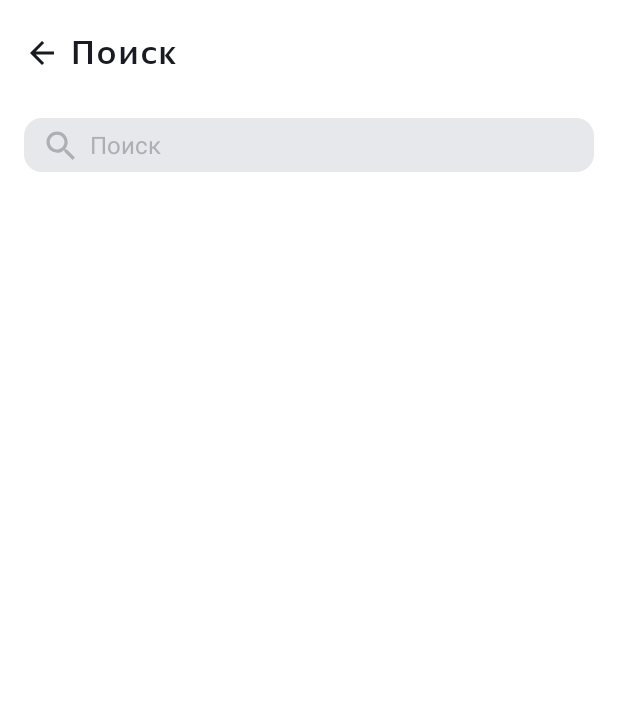
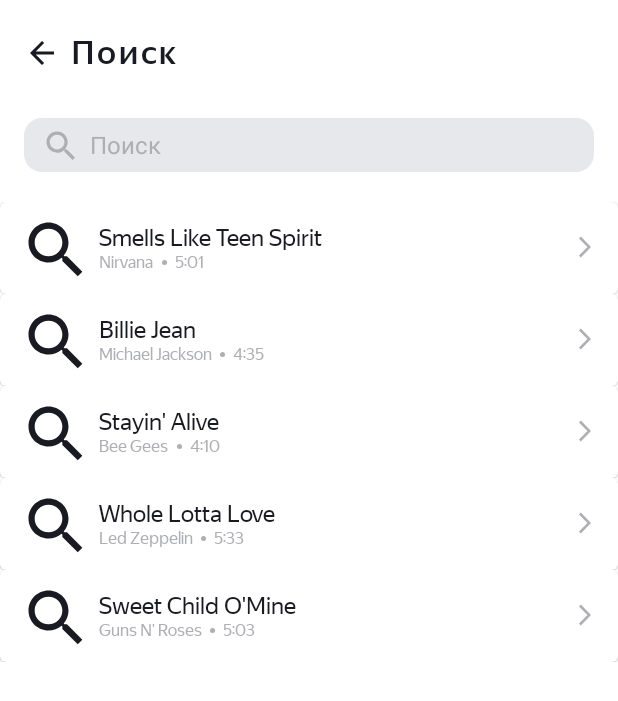
Before and after one commit to dariaban/Playlist_Maker3, an Android app: the SearchActivity screen opened directly, with no data from a screen before it, on a phone screen of 412 x 824 dp. Shown: the top 701 px of the screen. Run offline under Robolectric (Android 15) with nearby library versions, the phone set to English and light mode, and no system bars; pictures from the network do not load.

Commit message:
Привет!

```diff
--- a/app/build.gradle.kts
+++ b/app/build.gradle.kts
@@ -41,8 +41,11 @@ dependencies {
     implementation("androidx.appcompat:appcompat:1.6.1")
     implementation("com.google.android.material:material:1.11.0")
     implementation("androidx.constraintlayout:constraintlayout:2.1.4")
-    implementation("androidx.compose.material:material:1.7.0-alpha01")
+    implementation("androidx.compose.material:material:1.7.0-alpha02")
     testImplementation("junit:junit:4.13.2")
     androidTestImplementation("androidx.test.ext:junit:1.1.5")
     androidTestImplementation("androidx.test.espresso:espresso-core:3.5.1")
+    implementation ("com.google.android.material:material:1.11.0")
+    implementation ("com.github.bumptech.glide:glide:4.16.0")
+    annotationProcessor ("com.github.bumptech.glide:compiler:4.16.0")
 }
--- a/app/src/main/AndroidManifest.xml
+++ b/app/src/main/AndroidManifest.xml
@@ -1,6 +1,9 @@
 <?xml version="1.0" encoding="utf-8"?>
 <manifest xmlns:android="http://schemas.android.com/apk/res/android"
     xmlns:tools="http://schemas.android.com/tools">
+
+    <uses-permission android:name="android.permission.INTERNET" />
+    <uses-permission android:name="android.permission.ACCESS_NETWORK_STATE" />
 
     <application
         android:allowBackup="true"
@@ -23,8 +26,7 @@
             android:exported="false" />
         <activity
             android:name=".MainActivity"
-            android:exported="true"
-           >
+            android:exported="true">
             <intent-filter>
                 <action android:name="android.intent.action.MAIN" />
 
--- a/app/src/main/java/com/example/playlist_maker3/MediaActivity.kt
+++ b/app/src/main/java/com/example/playlist_maker3/MediaActivity.kt
@@ -2,6 +2,8 @@ package com.example.playlist_maker3
 
 import androidx.appcompat.app.AppCompatActivity
 import android.os.Bundle
+import android.widget.ImageView
+import com.bumptech.glide.Glide
 
 class MediaActivity : AppCompatActivity() {
     override fun onCreate(savedInstanceState: Bundle?) {
--- a/app/src/main/java/com/example/playlist_maker3/SearchActivity.kt
+++ b/app/src/main/java/com/example/playlist_maker3/SearchActivity.kt
@@ -5,20 +5,23 @@ import androidx.appcompat.app.AppCompatActivity
 import android.os.Bundle
 import android.text.Editable
 import android.text.TextWatcher
-import android.view.View
 import android.view.inputmethod.InputMethodManager
 import android.widget.EditText
 import android.widget.ImageView
 import androidx.core.view.isVisible
+import androidx.recyclerview.widget.LinearLayoutManager
+import androidx.recyclerview.widget.RecyclerView
+import com.bumptech.glide.Glide
 import com.google.android.material.button.MaterialButton
 
 class SearchActivity : AppCompatActivity() {
+    private lateinit var inputEditText: EditText
     override fun onCreate(savedInstanceState: Bundle?) {
         super.onCreate(savedInstanceState)
         setContentView(R.layout.activity_search)
         val inputEditText: EditText = findViewById(R.id.search_bar)
         if (savedInstanceState != null) {
-            inputEditText.setText(savedInstanceState.getString("EDIT_TEXT_KEY"))
+            inputEditText.setText(savedInstanceState.getString(EDIT_TEXT_KEY))
         }
         val backButton = findViewById<MaterialButton>(R.id.backButton)
         backButton.setOnClickListener {
@@ -45,17 +48,25 @@ class SearchActivity : AppCompatActivity() {
             }
         }
         inputEditText.addTextChangedListener(simpleTextWatcher)
+        val adapter = TrackAdapter()
+        val recyclerView = findViewById<RecyclerView>(R.id.recyclerView)
+        recyclerView.layoutManager = LinearLayoutManager(this)
+        recyclerView.adapter = adapter
 
     }
 
+
     override fun onSaveInstanceState(outState: Bundle) {
-        val editText = findViewById<EditText>(R.id.search_bar)
-        outState.putString("EDIT_TEXT_KEY", editText.text.toString())
+        outState.putString(EDIT_TEXT_KEY, inputEditText.text.toString())
         super.onSaveInstanceState(outState)
     }
 
     override fun onRestoreInstanceState(savedInstanceState: Bundle) {
         super.onRestoreInstanceState(savedInstanceState)
-        savedInstanceState.getString("EDIT_TEXT_KEY").toString()
+        savedInstanceState.getString(EDIT_TEXT_KEY).toString()
+    }
+
+    companion object {
+        const val EDIT_TEXT_KEY = "EDIT_TEXT_KEY"
     }
 }
--- /dev/null
+++ b/app/src/main/java/com/example/playlist_maker3/Track.kt
@@ -0,0 +1,8 @@
+package com.example.playlist_maker3
+
+data class Track (
+    val trackName: String,
+    val artistName: String,
+    val trackTime: String,
+    val artworkUrl100:String
+)
--- /dev/null
+++ b/app/src/main/java/com/example/playlist_maker3/TrackAdapter.kt
@@ -0,0 +1,80 @@
+package com.example.playlist_maker3
+
+import android.view.LayoutInflater
+import android.view.RoundedCorner
+import android.view.View
+import android.view.ViewGroup
+import android.widget.ImageView
+import android.widget.TextView
+import androidx.core.net.toUri
+import androidx.recyclerview.widget.RecyclerView
+import com.bumptech.glide.Glide
+import com.bumptech.glide.load.resource.bitmap.RoundedCorners
+
+class TrackAdapter() : RecyclerView.Adapter<TrackAdapter.TrackViewHolder>() {
+    private val trackList = (listOf<Track>(
+        Track(
+            "Smells Like Teen Spirit",
+            "Nirvana",
+            "5:01",
+            "https://is5-ssl.mzstatic.com/image/thumb/Music115/v4/7b/58/c2/7b58c21a-2b51-2bb2-e59a-9bb9b96ad8c3/00602567924166.rgb.jpg/100x100bb.jpg"
+        ), Track(
+            "Billie Jean",
+            "Michael Jackson",
+            "4:35",
+            "https://is5-ssl.mzstatic.com/image/thumb/Music125/v4/3d/9d/38/3d9d3811-71f0-3a0e-1ada-3004e56ff852/827969428726.jpg/100x100bb.jpg"
+        ), Track(
+            "Stayin' Alive",
+            "Bee Gees",
+            "4:10",
+            "https://is4-ssl.mzstatic.com/image/thumb/Music115/v4/1f/80/1f/1f801fc1-8c0f-ea3e-d3e5-387c6619619e/16UMGIM86640.rgb.jpg/100x100bb.jpg"
+        ), Track(
+            "Whole Lotta Love",
+            "Led Zeppelin",
+            "5:33",
+            "https://is2-ssl.mzstatic.com/image/thumb/Music62/v4/7e/17/e3/7e17e33f-2efa-2a36-e916-7f808576cf6b/mzm.fyigqcbs.jpg/100x100bb.jpg"
+        ), Track(
+            "Sweet Child O'Mine",
+            "Guns N' Roses",
+            "5:03",
+            "https://is5-ssl.mzstatic.com/image/thumb/Music125/v4/a0/4d/c4/a04dc484-03cc-02aa-fa82-5334fcb4bc16/18UMGIM24878.rgb.jpg/100x100bb.jpg"
+        )
+    ))
+
+    class TrackViewHolder(parentView: View) : RecyclerView.ViewHolder(parentView) {
+        private val trackName: TextView
+        private val artistName: TextView
+        private val trackTime: TextView
+        private val artworkUrl100: ImageView
+
+        init {
+            trackName = parentView.findViewById(R.id.trackName)
+            artistName = parentView.findViewById(R.id.artistName)
+            trackTime = parentView.findViewById(R.id.trackTime)
+            artworkUrl100 = parentView.findViewById(R.id.trackArtwork)
+        }
+
+        fun bind(track: Track) {
+            trackName.text = track.trackName
+            artistName.text = track.artistName
+            trackTime.text = track.trackTime
+            Glide.with(itemView).load(track.artworkUrl100).placeholder(R.drawable.search)
+                .transform(RoundedCorners(10)).into(artworkUrl100)
+
+        }
+    }
+
+    override fun onCreateViewHolder(parent: ViewGroup, viewType: Int): TrackViewHolder {
+        val view = LayoutInflater.from(parent.context).inflate(R.layout.track_view, parent, false)
+        return TrackViewHolder(view)
+    }
+
+    override fun getItemCount(): Int {
+        return trackList.size
+    }
+
+    override fun onBindViewHolder(holder: TrackViewHolder, position: Int) {
+        holder.bind(trackList[position])
+    }
+
+}
--- /dev/null
+++ b/app/src/main/res/drawable/arrow_search.xml
@@ -0,0 +1,9 @@
+<vector xmlns:android="http://schemas.android.com/apk/res/android"
+    android:width="24dp"
+    android:height="24dp"
+    android:viewportWidth="24"
+    android:viewportHeight="24">
+  <path
+      android:pathData="M8,17.749L9.213,19L16,12L9.213,5L8,6.252L13.573,12L8,17.749Z"
+      android:fillColor="#AEAFB4"/>
+</vector>
--- a/app/src/main/res/layout/activity_media.xml
+++ b/app/src/main/res/layout/activity_media.xml
@@ -5,5 +5,17 @@
     android:layout_width="match_parent"
     android:layout_height="match_parent"
     tools:context=".MediaActivity">
+    <LinearLayout
+        android:layout_width="match_parent"
+        android:background="@color/white"
+        android:layout_height="match_parent">
+
+
+    <ImageView
+        android:id="@+id/smth"
+        android:layout_width="wrap_content"
+        android:layout_height="wrap_content"
+        android:contentDescription="TODO" />
+    </LinearLayout>
 
 </androidx.constraintlayout.widget.ConstraintLayout>
--- a/app/src/main/res/layout/activity_search.xml
+++ b/app/src/main/res/layout/activity_search.xml
@@ -59,6 +59,12 @@
             android:layout_gravity="end"
             android:src="@drawable/clear1"
             android:visibility="invisible" />
+    </FrameLayout>
 
-    </FrameLayout>
+    <androidx.recyclerview.widget.RecyclerView
+        android:id="@+id/recyclerView"
+        android:layout_width="match_parent"
+        android:layout_height="match_parent"
+        android:layout_marginTop="10dp" />
+
 </LinearLayout>
--- /dev/null
+++ b/app/src/main/res/layout/track_view.xml
@@ -0,0 +1,85 @@
+<?xml version="1.0" encoding="utf-8"?>
+<LinearLayout xmlns:android="http://schemas.android.com/apk/res/android"
+    xmlns:app="http://schemas.android.com/apk/res-auto"
+    android:layout_width="match_parent"
+    android:layout_height="wrap_content"
+    android:orientation="vertical">
+
+    <com.google.android.material.card.MaterialCardView
+        android:id="@+id/card"
+        android:backgroundTint="?attr/colorSecondary"
+        android:layout_width="match_parent"
+        android:layout_height="wrap_content">
+
+        <FrameLayout
+            android:layout_width="match_parent"
+            android:layout_height="wrap_content"
+            android:orientation="horizontal">
+
+            <ImageView
+                android:id="@+id/trackArtwork"
+                android:layout_width="45dp"
+                android:layout_height="45dp"
+                android:layout_marginStart="13dp"
+                android:layout_marginTop="8dp"
+                android:layout_marginBottom="8dp" />
+
+            <LinearLayout
+                android:layout_width="wrap_content"
+                android:layout_height="wrap_content"
+                android:layout_marginStart="66dp"
+                android:layout_marginTop="14dp"
+                android:orientation="vertical">
+
+                <TextView
+                    android:id="@+id/trackName"
+                    android:layout_width="wrap_content"
+                    android:layout_height="wrap_content"
+                    android:fontFamily="@font/ys_display_regular"
+                    android:textColor="?attr/colorPrimaryVariant"
+                    android:textSize="@dimen/text_size_16" />
+
+                <LinearLayout
+                    android:layout_width="wrap_content"
+                    android:layout_height="wrap_content"
+                    android:orientation="horizontal">
+
+                    <TextView
+                        android:id="@+id/artistName"
+                        android:layout_width="wrap_content"
+                        android:layout_height="wrap_content"
+                        android:layout_marginEnd="5dp"
+                        android:fontFamily="@font/ys_display_regular"
+                        android:textColor="?attr/colorOnPrimary"
+                        android:textSize="11sp" />
+
+                    <ImageView
+                        android:layout_width="3dp"
+                        android:layout_height="3dp"
+                        android:layout_gravity="center"
+                        android:src="@drawable/thumb"
+                        app:tint="?attr/colorOnPrimary" />
+
+                    <TextView
+                        android:id="@+id/trackTime"
+                        android:layout_width="wrap_content"
+                        android:layout_height="wrap_content"
+                        android:layout_marginStart="5dp"
+                        android:fontFamily="@font/ys_display_regular"
+                        android:textColor="?attr/colorOnPrimary"
+                        android:textSize="11sp" />
+                </LinearLayout>
+            </LinearLayout>
+
+            <ImageView
+                android:layout_width="24dp"
+                android:layout_height="24dp"
+                android:layout_gravity="end"
+                android:layout_marginTop="18dp"
+                android:layout_marginEnd="10dp"
+                android:src="@drawable/arrow_search"
+                app:tint="?attr/colorOnPrimary" />
+        </FrameLayout>
+    </com.google.android.material.card.MaterialCardView>
+
+</LinearLayout>
--- a/settings.gradle.kts
+++ b/settings.gradle.kts
@@ -1,9 +1,11 @@
+
 pluginManagement {
     repositories {
         google()
         mavenCentral()
         gradlePluginPortal()
     }
+
 }
 dependencyResolutionManagement {
     repositoriesMode.set(RepositoriesMode.FAIL_ON_PROJECT_REPOS)
@@ -11,6 +13,7 @@ dependencyResolutionManagement {
         google()
         mavenCentral()
     }
+
 }
 
 rootProject.name = "Playlist_Maker3"
```
Also changed, not shown: build.gradle.kts (line endings or trailing spaces).
